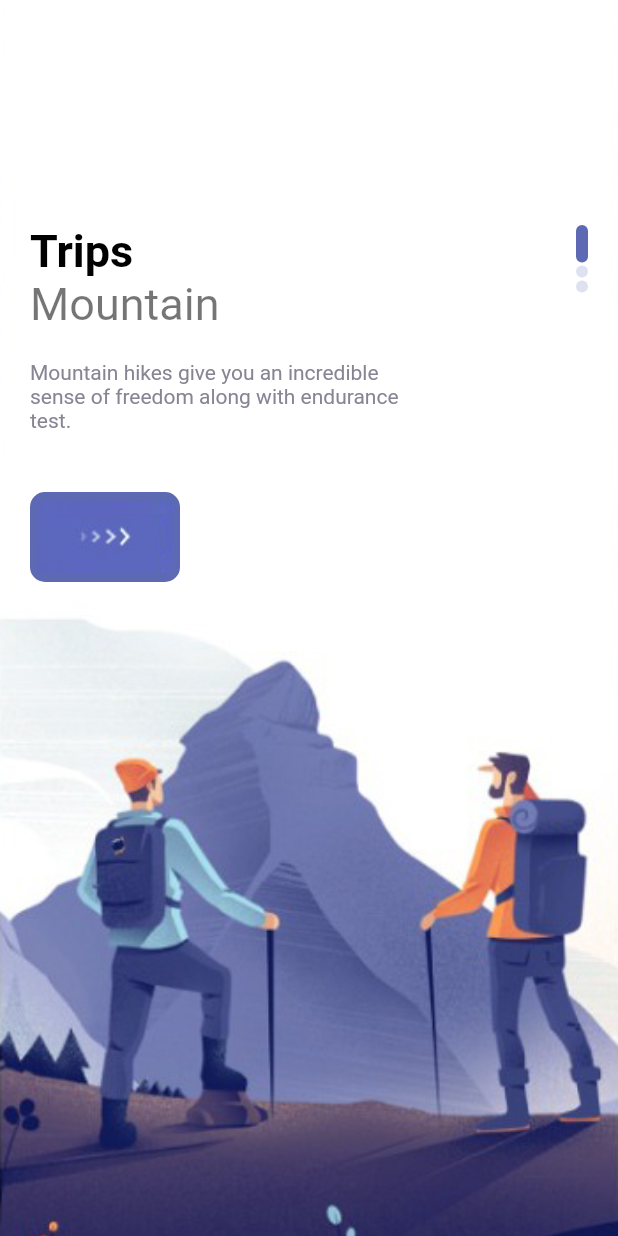
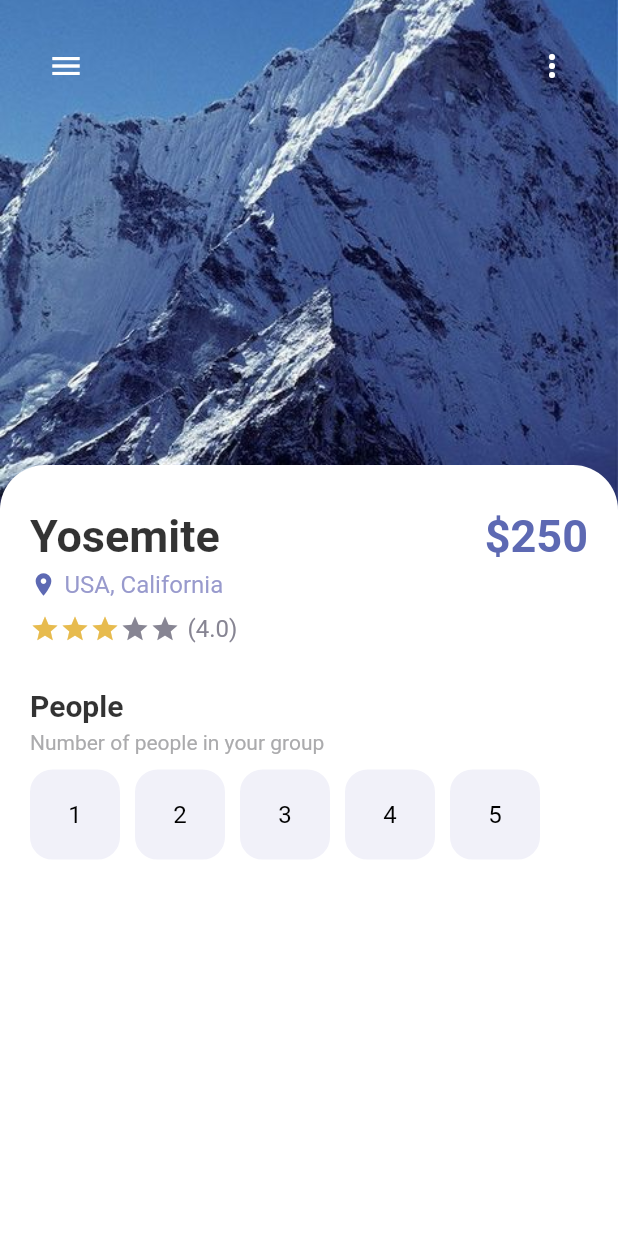
Before and after one commit to Afwra/travel_app, a Flutter app: the screen it shows after launch, on a phone screen of 412 x 824 dp. Run offline on Flutter 3.47's test engine with Material 2 defaults, Android fonts, the phone set to English and light mode, and no system bars.

Commit message:
details page

```diff
--- a/lib/main.dart
+++ b/lib/main.dart
@@ -1,4 +1,5 @@
 import 'package:flutter/material.dart';
+import 'package:travel_app/pages/details_page.dart';
 import 'package:travel_app/pages/welcome_page.dart';
 
 void main(){
@@ -12,7 +13,7 @@ class MyApp extends StatelessWidget {
     return MaterialApp(
       debugShowCheckedModeBanner: false,
       title: 'Travel App',
-      home: const WelcomePage(),
+      home: const DetailPage(),
       theme: ThemeData(
         primarySwatch: Colors.blue
       ),
--- /dev/null
+++ b/lib/pages/details_page.dart
@@ -0,0 +1,180 @@
+import 'package:flutter/material.dart';
+import 'package:travel_app/misc/colors.dart';
+import 'package:travel_app/widgets/app_buttons.dart';
+import 'package:travel_app/widgets/app_large_text.dart';
+import 'package:travel_app/widgets/app_text.dart';
+
+class DetailPage extends StatefulWidget {
+  const DetailPage({super.key});
+
+  @override
+  State<DetailPage> createState() => _DetailPageState();
+}
+
+class _DetailPageState extends State<DetailPage> {
+  int starsCount = 3;
+
+  @override
+  Widget build(BuildContext context) {
+    return Scaffold(
+      body: SafeArea(
+        child: SizedBox(
+          width: double.maxFinite,
+          height: double.maxFinite,
+          child: Stack(
+            children: [
+              Container(
+                width: double.maxFinite,
+                height: 350,
+                decoration: const BoxDecoration(
+                  image: DecorationImage(
+                      image: AssetImage('assets/images/mountain.jpeg'),
+                      fit: BoxFit.cover),
+                ),
+              ),
+              Padding(
+                padding: const EdgeInsets.all(20.0),
+                child: Row(
+                  mainAxisAlignment: MainAxisAlignment.spaceBetween,
+                  mainAxisSize: MainAxisSize.max,
+                  children: [
+                    IconButton(
+                      onPressed: () {},
+                      icon: const Icon(
+                        Icons.menu,
+                        color: Colors.white,
+                      ),
+                    ),
+                    IconButton(
+                      onPressed: () {},
+                      icon: const Icon(
+                        Icons.more_vert,
+                        color: Colors.white,
+                      ),
+                    ),
+                  ],
+                ),
+              ),
+              Positioned(
+                top: 310,
+                child: Container(
+                  padding: const EdgeInsets.only(right: 20, left: 20, top: 30),
+                  width: MediaQuery.of(context).size.width,
+                  height: MediaQuery.of(context).size.height - 310,
+                  decoration: const BoxDecoration(
+                      borderRadius: BorderRadius.only(
+                          topLeft: Radius.circular(30),
+                          topRight: Radius.circular(30)),
+                      color: Colors.white),
+                  child: Column(
+                    crossAxisAlignment: CrossAxisAlignment.start,
+                    children: [
+                      Row(
+                        mainAxisAlignment: MainAxisAlignment.spaceBetween,
+                        children: [
+                          AppLargeText(
+                            text: 'Yosemite',
+                            color: Colors.black.withOpacity(0.8),
+                          ),
+                          AppLargeText(
+                            text: '\$250',
+                            color: AppColors.mainColor,
+                          ),
+                        ],
+                      ),
+                      const SizedBox(
+                        height: 5,
+                      ),
+                      Row(
+                        children: [
+                          Icon(
+                            Icons.location_on,
+                            color: AppColors.mainColor,
+                            size: 18,
+                          ),
+                          const SizedBox(
+                            width: 5,
+                          ),
+                          AppText(
+                            text: 'USA, California',
+                            color: AppColors.textColor1,
+                          ),
+                        ],
+                      ),
+                      const SizedBox(
+                        height: 10,
+                      ),
+                      Row(
+                        children: [
+                          Wrap(
+                            children: List.generate(
+                              5,
+                              (index) {
+                                return Icon(
+                                  Icons.star,
+                                  color: starsCount > index
+                                      ? AppColors.starColor
+                                      : AppColors.textColor2,
+                                  size: 20,
+                                );
+                              },
+                            ),
+                          ),
+                          const SizedBox(
+                            width: 5,
+                          ),
+                          AppText(
+                            text: '(4.0)',
+                            color: AppColors.textColor2,
+                          ),
+                        ],
+                      ),
+                      const SizedBox(
+                        height: 30,
+                      ),
+                      AppLargeText(
+                        text: 'People',
+                        color: Colors.black.withOpacity(0.8),
+                        size: 20,
+                      ),
+                      const SizedBox(
+                        height: 5,
+                      ),
+                      AppText(
+                        text: 'Number of people in your group',
+                        color: AppColors.mainTextColor,
+                        size: 14,
+                      ),
+                      const SizedBox(height: 10,),
+                      Wrap(
+                        children: List.generate(
+                          5,
+                          (index) {
+                            return InkWell(
+                              onTap: (){},
+                              child: Container(
+                                margin: const EdgeInsets.only(right: 10),
+                                child: AppButton(
+                                  width: 60,
+                                  height: 60,
+                                  itemSize: 50,
+                                  backgroundColor: AppColors.buttonBackground,
+                                  borderColor: AppColors.buttonBackground,
+                                  text: (index+1).toString(),
+                                ),
+                              ),
+                            );
+                          },
+                        ),
+                      )
+                    ],
+                  ),
+                ),
+              )
+            ],
+          ),
+        ),
+      ),
+    );
+  }
+}
--- /dev/null
+++ b/lib/widgets/app_buttons.dart
@@ -0,0 +1,35 @@
+import 'package:flutter/material.dart';
+import 'package:travel_app/widgets/app_text.dart';
+
+import '../misc/colors.dart';
+
+class AppButton extends StatelessWidget {
+
+  final double width;
+  final double height;
+  final Color itemColor;
+  final Color backgroundColor;
+  final double itemSize;
+  final Color borderColor;
+  bool isIcon;
+  String? text;
+  IconData? icon;
+
+   AppButton({super.key, required this.width,required this.height, this.itemColor = Colors.white , this.backgroundColor = Colors.white,
+      required this.itemSize, this.borderColor = Colors.white,this.text ='1',this.icon,this.isIcon = false});
+
+  @override
+  Widget build(BuildContext context) {
+    return Container(
+
+      width: width,
+      height: height,
+      decoration: BoxDecoration(
+          borderRadius: BorderRadius.circular(15),
+          color: backgroundColor,
+          border: Border.all(color: borderColor,width: 1)
+      ),
+      child: isIcon?Center(child: Icon(icon,color: itemColor,)):Center(child: AppText(text: text.toString(),color: Colors.black,)),
+    );
+  }
+}
```
